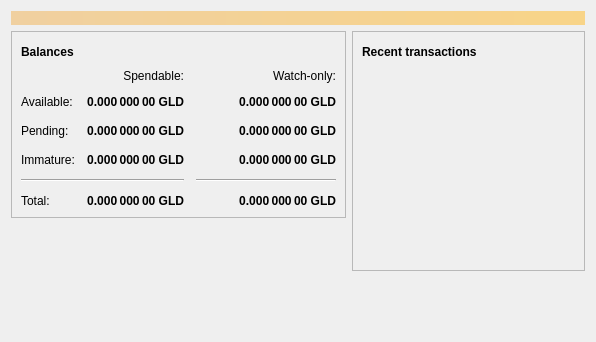
Before: the Qt Designer form src/qt/forms/overviewpage.ui in goldcoin/goldcoin, drawn with Qt 5.
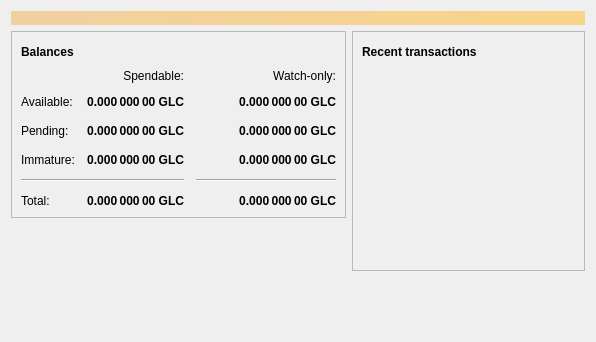
After: the same form once the commit is applied. Icons and pictures are not drawn.

```diff
--- a/src/qt/forms/overviewpage.ui
+++ b/src/qt/forms/overviewpage.ui
@@ -129,7 +129,7 @@
                <string>Unconfirmed transactions to watch-only addresses</string>
               </property>
               <property name="text">
-               <string notr="true">0.000 000 00 GLD</string>
+               <string notr="true">0.000 000 00 GLC</string>
               </property>
               <property name="alignment">
                <set>Qt::AlignRight|Qt::AlignTrailing|Qt::AlignVCenter</set>
@@ -154,7 +154,7 @@
                <string>Total of transactions that have yet to be confirmed, and do not yet count toward the spendable balance</string>
               </property>
               <property name="text">
-               <string notr="true">0.000 000 00 GLD</string>
+               <string notr="true">0.000 000 00 GLC</string>
               </property>
               <property name="alignment">
                <set>Qt::AlignRight|Qt::AlignTrailing|Qt::AlignVCenter</set>
@@ -179,7 +179,7 @@
                <string>Mined balance in watch-only addresses that has not yet matured</string>
               </property>
               <property name="text">
-               <string notr="true">0.000 000 00 GLD</string>
+               <string notr="true">0.000 000 00 GLC</string>
               </property>
               <property name="alignment">
                <set>Qt::AlignRight|Qt::AlignTrailing|Qt::AlignVCenter</set>
@@ -237,7 +237,7 @@
                <string>Mined balance that has not yet matured</string>
               </property>
               <property name="text">
-               <string notr="true">0.000 000 00 GLD</string>
+               <string notr="true">0.000 000 00 GLC</string>
               </property>
               <property name="alignment">
                <set>Qt::AlignRight|Qt::AlignTrailing|Qt::AlignVCenter</set>
@@ -282,7 +282,7 @@
                <string>Your current total balance</string>
               </property>
               <property name="text">
-               <string notr="true">0.000 000 00 GLD</string>
+               <string notr="true">0.000 000 00 GLC</string>
               </property>
               <property name="alignment">
                <set>Qt::AlignRight|Qt::AlignTrailing|Qt::AlignVCenter</set>
@@ -307,7 +307,7 @@
                <string>Current total balance in watch-only addresses</string>
               </property>
               <property name="text">
-               <string notr="true">0.000 000 00 GLD</string>
+               <string notr="true">0.000 000 00 GLC</string>
               </property>
               <property name="alignment">
                <set>Qt::AlignRight|Qt::AlignTrailing|Qt::AlignVCenter</set>
@@ -349,7 +349,7 @@
                <string>Your current spendable balance</string>
               </property>
               <property name="text">
-               <string notr="true">0.000 000 00 GLD</string>
+               <string notr="true">0.000 000 00 GLC</string>
               </property>
               <property name="alignment">
                <set>Qt::AlignRight|Qt::AlignTrailing|Qt::AlignVCenter</set>
@@ -374,7 +374,7 @@
                <string>Your current balance in watch-only addresses</string>
               </property>
               <property name="text">
-               <string notr="true">0.000 000 00 GLD</string>
+               <string notr="true">0.000 000 00 GLC</string>
               </property>
               <property name="alignment">
                <set>Qt::AlignRight|Qt::AlignTrailing|Qt::AlignVCenter</set>
```
